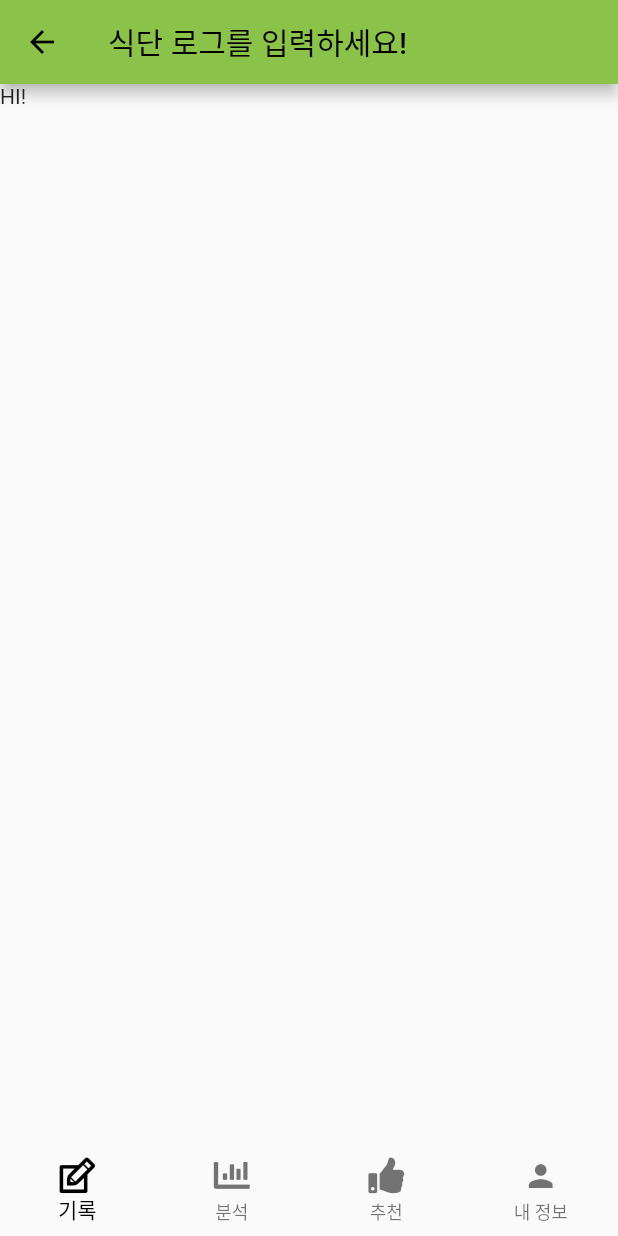
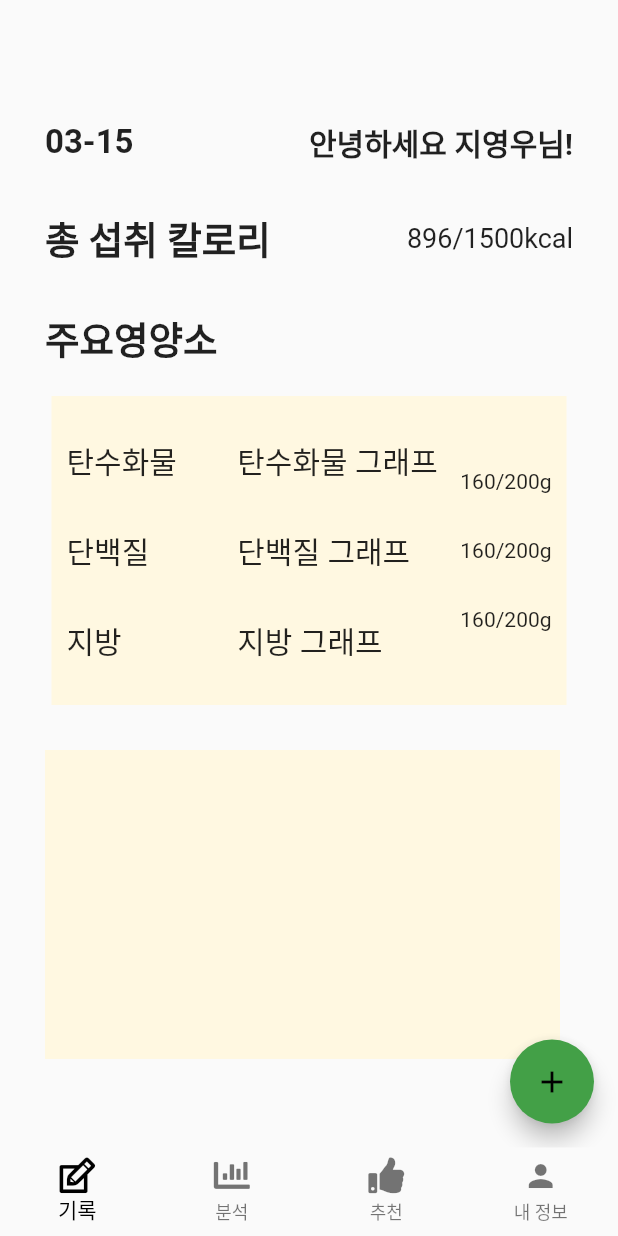
Before and after one commit to Nutri-AI/Application, a Flutter app: the HomePage screen opened directly, on a phone screen of 412 x 824 dp. Run offline on Flutter 3.47's test engine with Material 2 defaults, Android fonts, the light colour scheme and no system bars.

Commit message:
modified food_log.dart
전체적인 틀은 완성...

```diff
--- a/lib/analyze.dart
+++ b/lib/MainScreens/analyze.dart
@@ -1,4 +1,5 @@
 import 'package:flutter/material.dart';
+import 'package:intl/intl.dart';
 
 class Analyze extends StatefulWidget {
   Analyze({Key? key}) : super(key: key);
--- /dev/null
+++ b/lib/MainScreens/food_log.dart
@@ -0,0 +1,206 @@
+import 'package:flutter/material.dart';
+import 'package:flutter/services.dart';
+import 'package:intl/intl.dart';
+
+class FoodLog extends StatefulWidget {
+  FoodLog({Key? key}) : super(key: key);
+
+  @override
+  State<FoodLog> createState() => _FoodLogState();
+}
+
+class _FoodLogState extends State<FoodLog> {
+  @override
+  Widget build(BuildContext context) {
+    return Scaffold(
+      body: Container(
+        padding: EdgeInsets.only(top: 80, left: 30, right: 30, bottom: 80),
+        child: Column(
+          // biggest column
+          children: [
+            Row(
+              // 날짜, 이름
+              children: [
+                Text(
+                  // 날짜
+                  DateFormat("MM-dd").format(DateTime.now()),
+                  style: TextStyle(
+                    fontSize: 22,
+                    fontWeight: FontWeight.bold,
+                  ),
+                ),
+                Expanded(child: Container()),
+                const Text(
+                  // 이름
+                  "안녕하세요 지영우님!",
+                  style: TextStyle(
+                    fontSize: 20,
+                    fontWeight: FontWeight.bold,
+                  ),
+                ),
+              ],
+            ),
+            SizedBox(height: 30),
+            Row(
+              // 총 섭취 칼로리
+              children: [
+                const Text(
+                  "총 섭취 칼로리",
+                  style: TextStyle(fontSize: 25, fontWeight: FontWeight.bold),
+                ),
+                Expanded(child: Container()),
+                const Text(
+                  "896", // 섭취 칼로리
+                  style: TextStyle(fontSize: 18),
+                ),
+                const Text(
+                  "/",
+                  style: TextStyle(fontSize: 18),
+                ),
+                const Text(
+                  "1500", // 기초대사량
+                  style: TextStyle(fontSize: 18),
+                ),
+                const Text(
+                  "kcal",
+                  style: TextStyle(fontSize: 18),
+                ),
+              ],
+            ),
+            SizedBox(height: 30),
+            Row(
+              // 주요 영양소 title
+              children: [
+                const Text(
+                  "주요영양소",
+                  style: TextStyle(fontSize: 25, fontWeight: FontWeight.bold),
+                ),
+              ],
+            ),
+            SizedBox(height: 20),
+            Container(
+              // 주요 영양소 content
+              padding: EdgeInsets.only(left: 10, right: 10),
+              width: MediaQuery.of(context).size.width / 1.2,
+              height: MediaQuery.of(context).size.height / 4,
+              decoration: BoxDecoration(
+                color: Colors.amber[50],
+              ),
+              child: Row(
+                children: [
+                  // 탄단지 title, 그래프, 섭취량
+
+                  Container(
+                    // 탄단지 title
+                    child: Column(
+                      mainAxisAlignment: MainAxisAlignment.center,
+                      crossAxisAlignment: CrossAxisAlignment.start,
+                      children: const [
+                        Text(
+                          "탄수화물",
+                          style: TextStyle(fontSize: 20),
+                        ),
+                        SizedBox(height: 30),
+                        Text(
+                          "단백질",
+                          style: TextStyle(fontSize: 20),
+                        ),
+                        SizedBox(height: 30),
+                        Text(
+                          "지방",
+                          style: TextStyle(fontSize: 20),
+                        ),
+                      ],
+                    ),
+                  ),
+                  Expanded(child: Container()),
+
+                  Container(
+                    // 탄단지 그래프
+                    child: Column(
+                      mainAxisAlignment: MainAxisAlignment.center,
+                      crossAxisAlignment: CrossAxisAlignment.start,
+                      children: [
+                        const Text(
+                          "탄수화물 그래프",
+                          style: TextStyle(fontSize: 20),
+                        ),
+                        SizedBox(height: 30),
+                        const Text(
+                          "단백질 그래프",
+                          style: TextStyle(fontSize: 20),
+                        ),
+                        SizedBox(height: 30),
+                        const Text(
+                          "지방 그래프",
+                          style: TextStyle(fontSize: 20),
+                        ),
+                      ],
+                    ),
+                  ),
+                  SizedBox(width: 15),
+
+                  Container(
+                    // 탄단지 섭취량
+                    child: Column(
+                      // 탄단지 섭취량, 권장섭취량
+                      mainAxisAlignment: MainAxisAlignment.center,
+                      crossAxisAlignment: CrossAxisAlignment.start,
+                      children: [
+                        Row(
+                          // 탄수화물
+                          children: [
+                            const Text("160"), // 탄수화물 섭취량
+                            const Text("/"),
+                            const Text("200"), // 탄수화물 권장 섭취량
+                            const Text("g"), // 탄수화물 단위
+                          ],
+                        ),
+                        SizedBox(height: 30),
+                        Row(
+                          // 단백질
+                          children: [
+                            const Text("160"), // 단백질 섭취량
+                            const Text("/"),
+                            const Text("200"), // 단백질 권장 섭취량
+                            const Text("g"), // 단백질 단위
+                          ],
+                        ),
+                        SizedBox(height: 30),
+                        Row(
+                          // 지방
+                          children: [
+                            const Text("160"), // 지방 섭취량
+                            const Text("/"),
+                            const Text("200"), // 지방 권장 섭취량
+                            const Text("g"), // 지방 단위
+                          ],
+                        ),
+                      ],
+                    ),
+                  ),
+                ],
+              ),
+            ),
+            SizedBox(height: 30),
+            Row(
+              // 식단 로그 stepper
+              children: [
+                Container(
+                  color: Colors.amber[50],
+                  width: MediaQuery.of(context).size.width / 1.2,
+                  height: MediaQuery.of(context).size.height / 4,
+                ),
+              ],
+            ),
+          ],
+        ),
+      ),
+      floatingActionButton: FloatingActionButton(
+        onPressed: () {},
+        child: Icon(Icons.add),
+        backgroundColor: Colors.green[600],
+      ),
+    );
+  }
+}
--- a/lib/mypage.dart
+++ b/lib/MainScreens/mypage.dart
@@ -1,4 +1,5 @@
 import 'package:flutter/material.dart';
+import 'package:intl/intl.dart';
 
 class MyPage extends StatefulWidget {
   MyPage({Key? key}) : super(key: key);
--- a/lib/recommend.dart
+++ b/lib/MainScreens/recommend.dart
@@ -1,4 +1,5 @@
 import 'package:flutter/material.dart';
+import 'package:intl/intl.dart';
 
 class Recommend extends StatefulWidget {
   Recommend({Key? key}) : super(key: key);
--- a/lib/food_log.dart
+++ /dev/null
@@ -1,15 +0,0 @@
-import 'package:flutter/material.dart';
-
-class FoodLog extends StatefulWidget {
-  FoodLog({Key? key}) : super(key: key);
-
-  @override
-  State<FoodLog> createState() => _FoodLogState();
-}
-
-class _FoodLogState extends State<FoodLog> {
-  @override
-  Widget build(BuildContext context) {
-    return Scaffold(body: const Text("HI!"));
-  }
-}
--- a/lib/home_page.dart
+++ b/lib/home_page.dart
@@ -1,9 +1,10 @@
 import 'package:flutter/material.dart';
 import 'package:demo/custom_icon.dart';
-import 'package:demo/food_log.dart';
-import 'package:demo/analyze.dart';
-import 'package:demo/recommend.dart';
-import 'package:demo/mypage.dart';
+import 'package:demo/MainScreens/food_log.dart';
+import 'package:demo/MainScreens/analyze.dart';
+import 'package:demo/MainScreens/recommend.dart';
+import 'package:demo/MainScreens/mypage.dart';
+// import 'package:intl/intl.dart';
 
 class HomePage extends StatefulWidget {
   HomePage({Key? key}) : super(key: key);
@@ -13,7 +14,7 @@ class HomePage extends StatefulWidget {
 }
 
 class _HomePageState extends State<HomePage> {
-  int _selectedIndex = 0; //ok
+  int _selectedIndex = 0;
 
   static const TextStyle optionStyle =
       TextStyle(fontSize: 30, fontWeight: FontWeight.bold, color: Colors.black);
@@ -29,7 +30,9 @@ class _HomePageState extends State<HomePage> {
   @override
   Widget build(BuildContext context) {
     return Scaffold(
-      appBar: AppBar(title: Text("식단 로그를 입력하세요!")),
+      // appBar: AppBar(
+      //   title: Text(DateFormat("MM-dd").format(DateTime.now())),
+      // ),
       body: _children[_selectedIndex],
       bottomNavigationBar: BottomNavigationBar(
         type: BottomNavigationBarType.fixed,
--- a/pubspec.yaml
+++ b/pubspec.yaml
@@ -31,6 +31,7 @@ dependencies:
     sdk: flutter
   http: ^0.13.4
   json_annotation: ^4.4.0
+  intl: ^0.17.0
 
 
   # The following adds the Cupertino Icons font to your application.
```
Also changed, not shown: lib/MainScreens/food_log copy.dart (added, +96 -0 lines), pubspec.lock.
